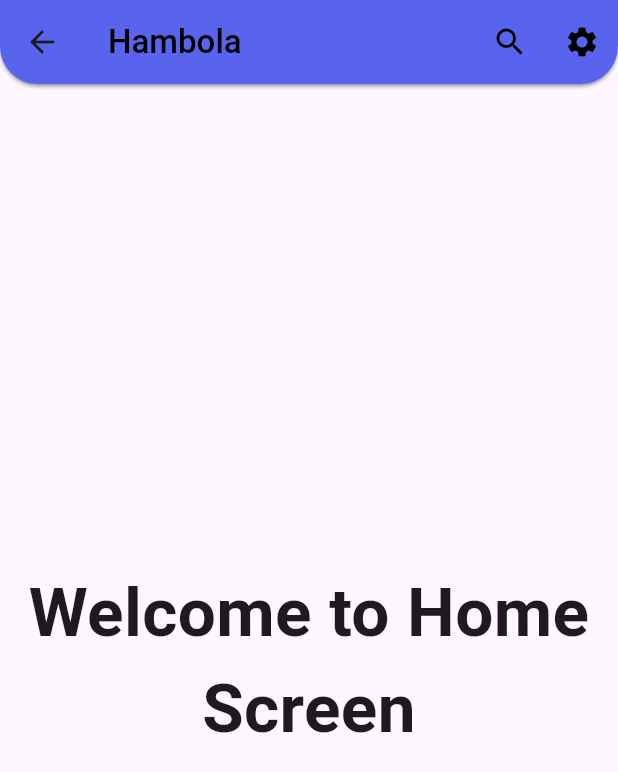
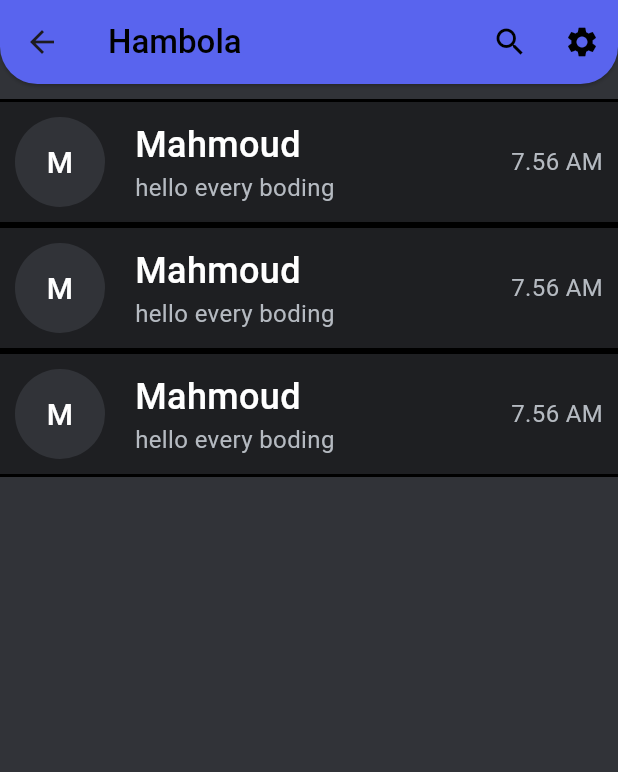
Before and after one commit to MAHMOUDELSAYED69/Chat-Stream, a Flutter app: the HomeScreen screen opened by its route, on a phone screen of 412 x 824 dp. Shown: the top 772 px of the screen. Run offline on Flutter 3.47's test engine with Material 3 defaults, Android fonts, the phone set to English and light mode, and no system bars; our stand-ins replace bloc, firebase_auth, firebase_core, flutter_bloc, google_sign_in, image_picker and 2 more; accounts and stored records are empty.

Commit message:
add cloud firestore, build custom chat card.

```diff
--- a/lib/view/screen/home/home.dart
+++ b/lib/view/screen/home/home.dart
@@ -1,6 +1,7 @@
 import 'package:flutter/material.dart';
 
 import '../../../core/constant/color.dart';
+import '../../widget/custom_chat_card.dart';
 
 class HomeScreen extends StatefulWidget {
   const HomeScreen({super.key});
@@ -13,6 +14,7 @@ class _HomeScreenState extends State<HomeScreen> {
   @override
   Widget build(BuildContext context) {
     return Scaffold(
+      backgroundColor: MyColors.darkGrey,
       appBar: AppBar(
         elevation: BorderSide.strokeAlignOutside,
         backgroundColor: MyColors.purple,
@@ -41,15 +43,28 @@ class _HomeScreenState extends State<HomeScreen> {
               )),
         ],
       ),
-      body: const Center(
+      body: Center(
         child: Column(
-          mainAxisAlignment: MainAxisAlignment.center,
           children: [
-            Text(
-              "Welcome to Home Screen",
-              style: TextStyle(fontSize: 45, fontWeight: FontWeight.bold),
-              textAlign: TextAlign.center,
-            ),
+            const SizedBox(height: 10),
+            ChatCard(
+                onTap: () {},
+                circleAvatar: "M",
+                name: "Mahmoud",
+                lastMessage: "hello every boding",
+                time: "7.56 AM"),
+            ChatCard(
+                onTap: () {},
+                circleAvatar: "M",
+                name: "Mahmoud",
+                lastMessage: "hello every boding",
+                time: "7.56 AM"),
+            ChatCard(
+                onTap: () {},
+                circleAvatar: "M",
+                name: "Mahmoud",
+                lastMessage: "hello every boding",
+                time: "7.56 AM"),
           ],
         ),
       ),
--- /dev/null
+++ b/lib/view/widget/custom_chat_card.dart
@@ -0,0 +1,67 @@
+import 'package:flutter/material.dart';
+
+import '../../core/constant/color.dart';
+
+class ChatCard extends StatelessWidget {
+  const ChatCard({
+    super.key,
+    this.onTap,
+    required this.circleAvatar,
+    required this.name,
+    required this.lastMessage,
+    required this.time,
+  });
+  final void Function()? onTap;
+  final String circleAvatar;
+  final String name;
+  final String lastMessage;
+  final String time;
+
+  @override
+  Widget build(BuildContext context) {
+    return InkWell(
+      onTap: onTap,
+      child: Container(
+        padding: const EdgeInsets.all(10),
+        decoration: const BoxDecoration(
+            color: MyColors.darkGrey2,
+            border: Border.symmetric(
+                horizontal: BorderSide(width: 2, color: MyColors.black))),
+        child: Row(
+          children: [
+            CircleAvatar(
+              radius: 30,
+              backgroundColor: MyColors.darkGrey,
+              child: Text(
+                circleAvatar,
+                style: const TextStyle(fontSize: 20, color: MyColors.white),
+              ),
+            ),
+            const SizedBox(width: 20),
+            Column(
+              mainAxisAlignment: MainAxisAlignment.start,
+              crossAxisAlignment: CrossAxisAlignment.start,
+              children: [
+                Text(
+                  name,
+                  style: const TextStyle(
+                      fontSize: 24,
+                      color: MyColors.white,
+                      fontWeight: FontWeight.w500),
+                ),
+                Text(
+                  lastMessage,
+                  style:
+                      const TextStyle(fontSize: 16, color: MyColors.lightGrey),
+                ),
+              ],
+            ),
+            const Spacer(),
+            Text(time,
+                style: const TextStyle(fontSize: 16, color: MyColors.lightGrey))
+          ],
+        ),
+      ),
+    );
+  }
+}
--- a/pubspec.yaml
+++ b/pubspec.yaml
@@ -29,6 +29,7 @@ environment:
 # versions available, run `flutter pub outdated`.
 dependencies:
   bloc: ^8.1.2
+  cloud_firestore: ^4.14.0
   cupertino_icons: ^1.0.2
   firebase_auth: ^4.16.0
   firebase_core: ^2.24.2
```
Also changed, not shown: pubspec.lock, 3 other files.
